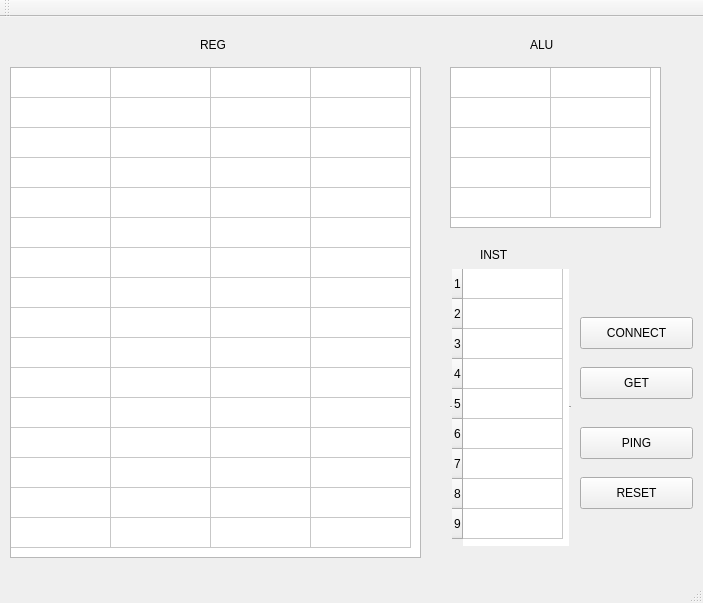
Qt form mainwindow.ui (hanmeng221/CPU) before a commit.
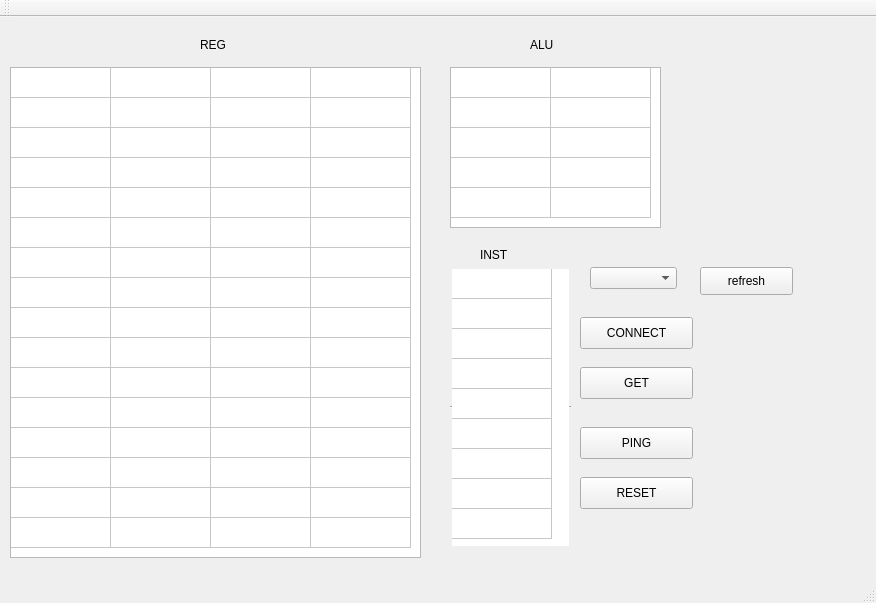
The same form after that commit.

What changed in the file:
```diff
--- a/mainwindow.ui
+++ b/mainwindow.ui
@@ -6,7 +6,7 @@
    <rect>
     <x>0</x>
     <y>0</y>
-    <width>703</width>
+    <width>876</width>
     <height>603</height>
    </rect>
   </property>
@@ -211,7 +211,7 @@
      <bool>true</bool>
     </attribute>
     <attribute name="verticalHeaderVisible">
-     <bool>true</bool>
+     <bool>false</bool>
     </attribute>
     <attribute name="verticalHeaderHighlightSections">
      <bool>true</bool>
@@ -253,6 +253,29 @@
      <string>INST</string>
     </property>
    </widget>
+   <widget class="QComboBox" name="comboBox">
+    <property name="geometry">
+     <rect>
+      <x>590</x>
+      <y>250</y>
+      <width>87</width>
+      <height>22</height>
+     </rect>
+    </property>
+   </widget>
+   <widget class="QPushButton" name="pushButton_5">
+    <property name="geometry">
+     <rect>
+      <x>700</x>
+      <y>250</y>
+      <width>93</width>
+      <height>28</height>
+     </rect>
+    </property>
+    <property name="text">
+     <string>refresh</string>
+    </property>
+   </widget>
   </widget>
   <widget class="QMenuBar" name="menuBar">
    <property name="geometry">
```
Left out of the diff: 4 changed lines with no effect on the pictures.
